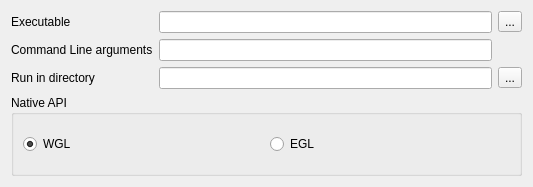
Old version of the form src/DGLGui/ui/dglprojproperties_runapp.ui in the repository scygan/debugler.
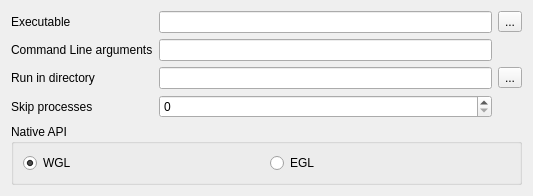
New version of the form.

Commit message: Implement process skipping.

Diff of the .ui file:
```diff
--- a/src/DGLGui/ui/dglprojproperties_runapp.ui
+++ b/src/DGLGui/ui/dglprojproperties_runapp.ui
@@ -63,6 +63,29 @@
        </property>
       </widget>
      </item>
+     <item row="5" column="0">
+      <widget class="QLabel" name="label_4">
+       <property name="text">
+        <string>Skip processes</string>
+       </property>
+      </widget>
+     </item>
+     <item row="5" column="1">
+      <widget class="QSpinBox" name="spinBox_processSkip"/>
+     </item>
+     <item row="4" column="0">
+      <spacer name="verticalSpacer">
+       <property name="orientation">
+        <enum>Qt::Vertical</enum>
+       </property>
+       <property name="sizeHint" stdset="0">
+        <size>
+         <width>20</width>
+         <height>40</height>
+        </size>
+       </property>
+      </spacer>
+     </item>
     </layout>
    </item>
    <item>
```
Left out of the diff: 14 changed lines with no effect on the pictures. The commit also changes 27 other files.
